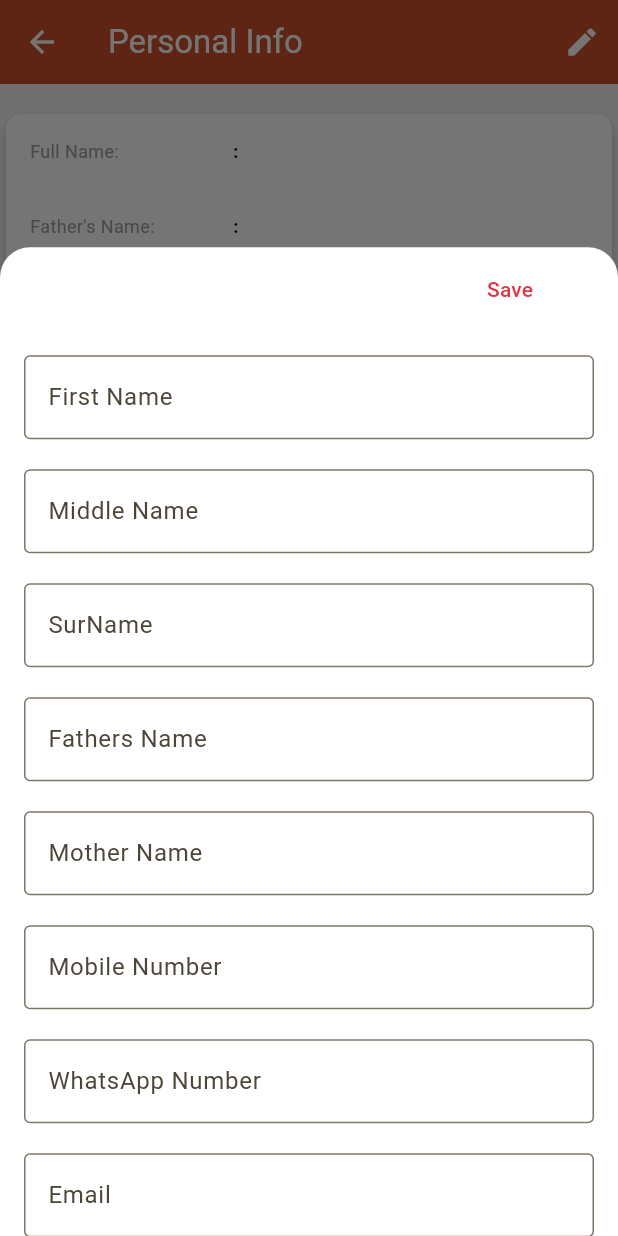
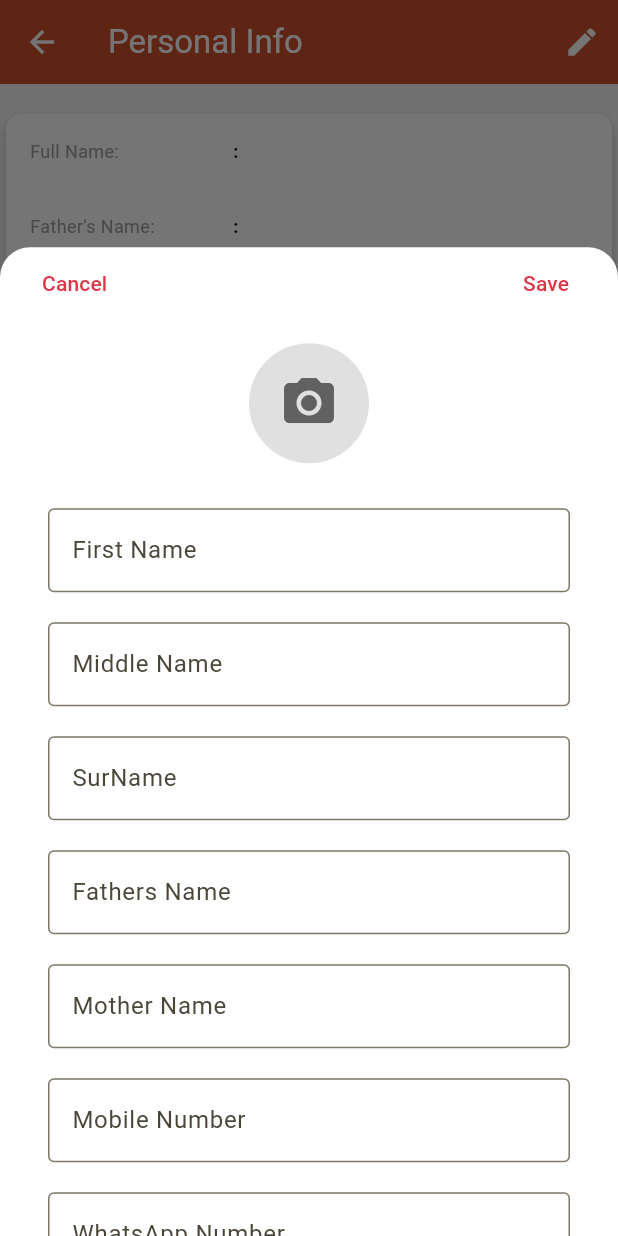
Before and after one commit to KRCodingCaffeine/MPMFlutterApp, a Flutter app: the PersonalInformationPage screen opened directly, after a tap on the "edit" icon, on a phone screen of 412 x 824 dp. Run offline on Flutter 3.47's test engine with Material 3 defaults, Android fonts, the phone set to English and light mode, and no system bars; our stand-ins replace audioplayers, device_preview, dio, easy_stepper, firebase_core, firebase_messaging and 9 more; accounts and stored records are empty; Roboto replaces fonts that are missing (Ubuntu-Regular.ttf).

Commit message:
personal_info

```diff
--- a/lib/view/profile view/personal_info_page.dart
+++ b/lib/view/profile view/personal_info_page.dart
@@ -1,5 +1,8 @@
+import 'dart:io';
+
 import 'package:flutter/material.dart';
 import 'package:get/get.dart';
+import 'package:image_picker/image_picker.dart';
 import 'package:intl/intl.dart';
 import 'package:mpm/data/response/status.dart';
 import 'package:mpm/model/bloodgroup/BloodData.dart';
@@ -20,6 +23,8 @@ class PersonalInformationPage extends StatefulWidget {
 }
 
 class _PersonalInformationPageState extends State<PersonalInformationPage> {
+  File? _image;
+
   UdateProfileController controller=Get.put(UdateProfileController());
   NewMemberController newMemberController =Get.put(NewMemberController());
   // Controllers for the text fields to manage user input
@@ -148,34 +153,34 @@ class _PersonalInformationPageState extends State<PersonalInformationPage> {
             child: FractionallySizedBox(
               heightFactor: heightFactor,
               child: Container(
+                padding: const EdgeInsets.symmetric(horizontal: 16),
                 child: Column(
                   children: [
-                    // Top row with Save button on the right side
-                    Padding(
-                      padding: const EdgeInsets.symmetric(horizontal: 40.0),
-                      child: Row(
-                        mainAxisAlignment: MainAxisAlignment
-                            .end, // Move the button to the right
+                    Row(
+                      mainAxisAlignment: MainAxisAlignment.spaceBetween,
                       children: [
-                          Padding(
-                            padding: const EdgeInsets.only(
-                              bottom: 4.0, // Reduced bottom padding
-                              top: 4.0, // Optionally reduce top padding as well
-                            ),
-                            child: TextButton(
+                        // Cancel Button
+                        TextButton(
                           onPressed: () {
-                                controller.userUpdateProfile(context,controller.memberId.value);
-                                // _showSuccessMessage();
+                            Navigator.pop(context); // Close the modal
                           },
                           style: TextButton.styleFrom(
-                                foregroundColor:
-                                    Color(0xFFDC3545), // Red color for text
+                            foregroundColor: Color(0xFFDC3545), // Red color for text
+                          ),
+                          child: const Text('Cancel'),
+                        ),
+                        // Save Button
+                        TextButton(
+                          onPressed: () {
+                            controller.userUpdateProfile(context, controller.memberId.value);
+                            Navigator.pop(context); // Close the modal after saving
+                          },
+                          style: TextButton.styleFrom(
+                            foregroundColor: Color(0xFFDC3545), // Red color for text
                           ),
                           child: const Text('Save'),
                         ),
-                          ),
                       ],
-                      ),
                     ),
                     // Expanded section with editable fields
                     Expanded(
@@ -184,6 +189,33 @@ class _PersonalInformationPageState extends State<PersonalInformationPage> {
                         child: Column(
                           crossAxisAlignment: CrossAxisAlignment.start,
                           children: [
+                            Align(
+                              alignment: Alignment.center,
+                              child: GestureDetector(
+                                onTap: () {
+                                  _showPicker(context: context);
+                                },
+                                child: CircleAvatar(
+                                  radius: 40,
+                                  backgroundColor: Colors.grey[300],
+                                  child: ClipOval(
+                                    child: _image != null
+                                        ? Image.file(
+                                      _image!,
+                                      width: 80,
+                                      height: 80,
+                                      fit: BoxFit.cover,
+                                    )
+                                        : Icon(
+                                      Icons.camera_alt,
+                                      color: Colors.grey[700],
+                                      size: 40,
+                                    ),
+                                  ),
+                                ),
+                              ),
+                            ),
+                            const SizedBox(height: 30),
                             Obx((){
                               return _buildEditableField(
                                 'First Name',
@@ -258,7 +290,7 @@ class _PersonalInformationPageState extends State<PersonalInformationPage> {
                                       context: context,
                                       initialDate: controller.dobController.value.text.isNotEmpty
                                           ? DateFormat('dd/MM/yyyy').parse(
-                                          controller.dobController.value.text.replaceAll('-', '/')) // ✅ Fix: Handle incorrect format
+                                          controller.dobController.value.text.replaceAll('-', '/'))
                                           : DateTime.now(),
                                       firstDate: DateTime(1900),
                                       lastDate: DateTime.now(),
@@ -283,7 +315,7 @@ class _PersonalInformationPageState extends State<PersonalInformationPage> {
 
                                     if (pickedDate != null) {
                                       String formattedDate = DateFormat('dd/MM/yyyy').format(pickedDate);
-                                      controller.dobController.value.text = formattedDate; // ✅ Set text correctly
+                                      controller.dobController.value.text = formattedDate;
                                     }
                                   },
                                 )
@@ -389,7 +421,7 @@ class _PersonalInformationPageState extends State<PersonalInformationPage> {
                                             child: CircularProgressIndicator(
                                               color: ColorHelperClass
                                                   .getColorFromHex(
-                                                  ColorResources.pink_color),
+                                                  ColorResources.red_color),
                                             )),
                                       );
                                     } else if (newMemberController
@@ -458,7 +490,7 @@ class _PersonalInformationPageState extends State<PersonalInformationPage> {
                                             height: 24,
                                             width: 24,
                                             child: CircularProgressIndicator(
-                                              color: ColorHelperClass.getColorFromHex(ColorResources.pink_color),
+                                              color: ColorHelperClass.getColorFromHex(ColorResources.red_color),
                                             ),
                                           ),
                                         );
@@ -478,7 +510,7 @@ class _PersonalInformationPageState extends State<PersonalInformationPage> {
                                             ),
                                             value: controller.marital_status_id.value.isNotEmpty
                                                 ? controller.marital_status_id.value
-                                                : '', // Set to null if empty to show hint
+                                                : '',
                                             items: newMemberController.maritalList.map((MaritalData marital) {
                                               return DropdownMenuItem<String>(
                                                 value: marital.id.toString(),
@@ -487,22 +519,22 @@ class _PersonalInformationPageState extends State<PersonalInformationPage> {
                                             }).toList(),
                                               onChanged: (String? newValue) {
                                                 if (newValue != null) {
-                                                controller.marital_status_id.value = newValue; // Update the correct Rx variable
+                                                  controller.marital_status_id.value = newValue;
+                                                  controller.isMarried.value = newValue == "1";
                                                 }
-                                            },
+                                              }
                                           ),
                                         );
                                       }
                                     }),
-
                                   ],
                                 ),
                               ),
                             ),
                             const SizedBox(height: 20),
-                            Obx((){
-                              return  Visibility(
-                                visible: controller.marriageAnniversaryDate.value.isNotEmpty,
+                            Obx(() {
+                              return Visibility(
+                                visible: controller.isMarried.value, // Show only if marital_status_id is "1"
                                 child: Column(
                                   children: [
                                     const SizedBox(height: 8),
@@ -524,32 +556,36 @@ class _PersonalInformationPageState extends State<PersonalInformationPage> {
                                             contentPadding: EdgeInsets.symmetric(vertical: 12, horizontal: 20),
                                           ),
                                           onTap: () async {
-                                            DateTime initialDate = DateTime.now();
-
-                                            // Parse the existing date if available
-                                            if (controller.marriageAnniversaryDate.value.isNotEmpty) {
-                                              try {
-                                                initialDate = DateFormat('dd/MM/yyyy').parse(controller.marriageAnniversaryDate.value);
-                                              } catch (e) {
-                                                // Handle parsing error, if any
-                                              }
-                                            }
-
                                             DateTime? pickedDate = await showDatePicker(
                                               context: context,
-                                              initialDate: initialDate,
+                                              initialDate: newMemberController.marriagedateController.value.text.isNotEmpty
+                                                  ? DateFormat('dd/MM/yyyy').parse(
+                                                  newMemberController.marriagedateController.value.text.replaceAll('-', '/'))
+                                                  : DateTime.now(),
                                               firstDate: DateTime(1900),
                                               lastDate: DateTime.now(),
+                                              builder: (BuildContext context, Widget? child) {
+                                                return Theme(
+                                                  data: Theme.of(context).copyWith(
+                                                    colorScheme: ColorScheme.light(
+                                                      primary: ColorHelperClass.getColorFromHex(ColorResources.red_color),
+                                                      onPrimary: Colors.white,
+                                                      onSurface: Colors.black,
+                                                    ),
+                                                    textButtonTheme: TextButtonThemeData(
+                                                      style: TextButton.styleFrom(
+                                                        foregroundColor: ColorHelperClass.getColorFromHex(ColorResources.red_color),
+                                                      ),
+                                                    ),
+                                                  ),
+                                                  child: child!,
+                                                );
+                                              },
                                             );
 
                                             if (pickedDate != null) {
                                               String formattedDate = DateFormat('dd/MM/yyyy').format(pickedDate);
-
-                                              // Update TextEditingController
                                               newMemberController.marriagedateController.value.text = formattedDate;
-
-                                              // Update the observable value
-                                              controller.marriageAnniversaryDate.value = formattedDate;
                                             }
                                           },
                                         ),
@@ -559,7 +595,7 @@ class _PersonalInformationPageState extends State<PersonalInformationPage> {
                                 ),
                               );
                             }),
-                            const SizedBox(height: 80),
+                            const SizedBox(height: 20),
                           ],
                         ),
                       ),
@@ -578,6 +614,58 @@ class _PersonalInformationPageState extends State<PersonalInformationPage> {
   bool _validateFields() {
     // You can add your validation logic here, for example:
     return controller.firstName.value.isNotEmpty && controller.dob.value.isNotEmpty;
+  }
+
+  void _showPicker({
+    required BuildContext context,
+  }) {
+    showModalBottomSheet(
+      backgroundColor: Colors.white,
+      context: context,
+      builder: (BuildContext context) {
+        return SafeArea(
+          child: Wrap(
+            children: <Widget>[
+              ListTile(
+                leading: const Icon(Icons.photo_library),
+                title: const Text('Photo Library'),
+                onTap: () async {
+                  getImage(ImageSource.gallery);
+                  Navigator.of(context).pop();
+                },
+              ),
+              ListTile(
+                leading: const Icon(Icons.photo_camera),
+                title: const Text('Camera'),
+                onTap: () {
+                  getImage(ImageSource.camera);
+                  Navigator.of(context).pop();
+                },
+              ),
+            ],
+          ),
+        );
+      },
+    );
+  }
+
+  Future<void> getImage(
+      ImageSource img,
+      ) async {
+    if (ImagePicker().supportsImageSource(img) == true) {
+      try {
+        final XFile? pickedFile =
+        await ImagePicker().pickImage(source: img, imageQuality: 80);
+        setState(() {
+          _image = File(pickedFile!.path);
+        });
+        if (pickedFile!.path != null) {
+          controller.profileImage.value = pickedFile!.path;
+        }
+      } catch (e) {
+        print("gggh" + e.toString());
+      }
+    }
   }
 
   // Method to show success message
--- a/lib/view_model/controller/updateprofile/UdateProfileController.dart
+++ b/lib/view_model/controller/updateprofile/UdateProfileController.dart
@@ -55,6 +55,7 @@ class UdateProfileController extends GetxController {
   var gender_id = ''.obs;
   var maritalStatus = ''.obs;
   var marital_status_id = ''.obs;
+  var isMarried = false.obs;
   var bloodGroup = ''.obs;
   var blood_group_id = ''.obs;
   var marriageAnniversaryDate = ''.obs;
```
Lines whose indentation alone changed are shown as unchanged.
